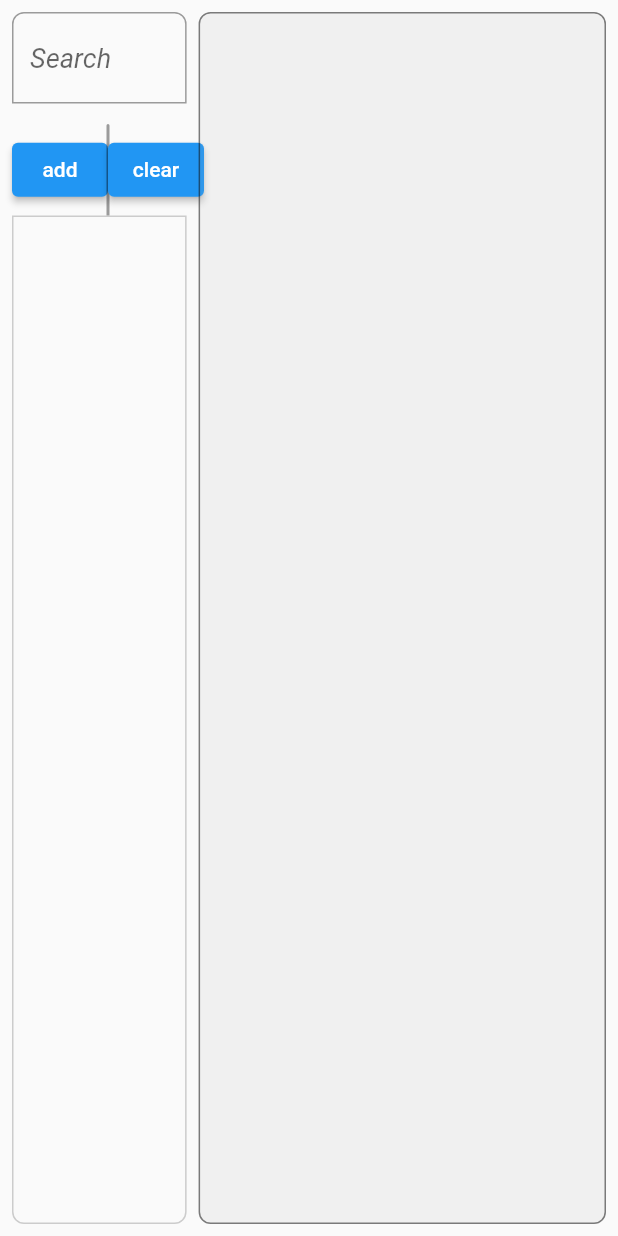
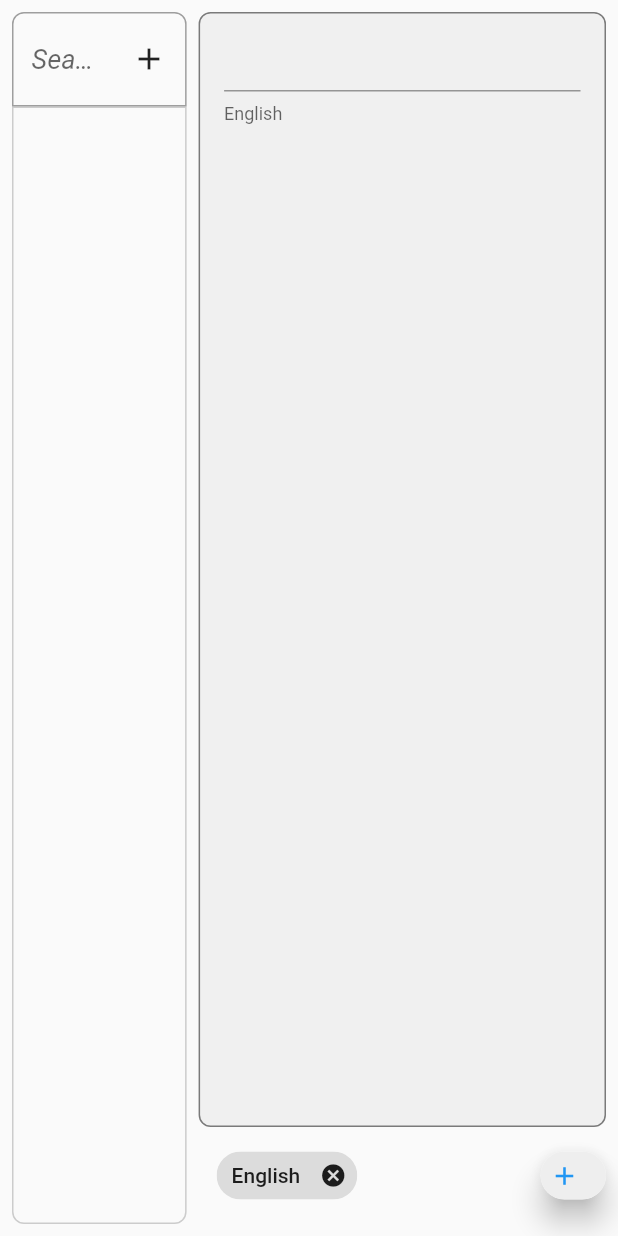
Before and after one commit to patana93/i18nHub, a Flutter app: the screen it shows after launch, on a phone screen of 412 x 824 dp. Run offline on Flutter 3.47's test engine with Material 2 defaults, Android fonts, the phone set to English and light mode, and no system bars; our stand-ins replace flutter_riverpod, riverpod_annotation; generated files the repository leaves out were written again.

Commit message:
- Select Language feat added - Const file with list of language added - Left panel focus added (now search is highlighted when focused) - Key on the list is highlighted when mouse hover or user click an item - Right panel added

```diff
--- a/lib/pages/homepage.dart
+++ b/lib/pages/homepage.dart
@@ -1,5 +1,11 @@
+// ignore_for_file: prefer_const_literals_to_create_immutables
+
 import 'package:flutter/material.dart';
+import 'package:i18n_app/widgets/language_selected_list.dart';
 import 'package:i18n_app/widgets/left_panel.dart';
+import 'package:i18n_app/widgets/right_panel.dart';
+
+import '../widgets/add_language_chip.dart';
 
 class Homepage extends StatefulWidget {
   const Homepage({super.key});
@@ -15,6 +21,7 @@ class _HomepageState extends State<Homepage> {
       body: Padding(
         padding: const EdgeInsets.all(8.0),
         child: Row(
+          crossAxisAlignment: CrossAxisAlignment.stretch,
           mainAxisAlignment: MainAxisAlignment.center,
           children: [
             const Expanded(flex: 3, child: LeftPanel()),
@@ -23,17 +30,24 @@ class _HomepageState extends State<Homepage> {
             ),
             Expanded(
                 flex: 7,
-                child: Container(
-                  decoration: BoxDecoration(
-                      color: Colors.grey.withAlpha(28),
-                      borderRadius: const BorderRadius.all(
-                        Radius.circular(8),
-                      ),
-                      border: Border.all(
-                          width: 1,
-                          style: BorderStyle.solid,
-                          color: Colors.black.withAlpha(125))),
-                )),
+                child: Column(
+                  children: [
+                    const Expanded(flex: 92, child: RightPanel()),
+                    Expanded(
+                        flex: 8,
+                        child: Row(
+                          mainAxisAlignment: MainAxisAlignment.spaceBetween,
+                          children: [
+                            const SizedBox(
+                              width: 10,
+                            ),
+                            const Expanded(
+                                flex: 75, child: LanguageSelectedList()),
+                            const Expanded(flex: 15, child: AddLanguageChip()),
+                          ],
+                        )),
+                  ],
+                ))
           ],
         ),
       ),
--- /dev/null
+++ b/lib/utils/const.dart
@@ -0,0 +1,8 @@
+class Const {
+  static final Set<String> language = {
+    "English",
+    "Italian",
+    "Spanish",
+    "French",
+  };
+}
--- /dev/null
+++ b/lib/widgets/language_chip.dart
@@ -0,0 +1,27 @@
+import 'package:flutter/material.dart';
+import 'package:flutter_riverpod/flutter_riverpod.dart';
+
+import '../models/language_selected.dart';
+import '../utils/const.dart';
+
+class LanguageChip extends ConsumerWidget {
+  final String title;
+  const LanguageChip({super.key, required this.title});
+
+  @override
+  Widget build(BuildContext context, WidgetRef ref) {
+    return InputChip(
+      padding: const EdgeInsets.all(2.0),
+      label: Text(
+        title,
+      ),
+      selected: false,
+      selectedColor: Colors.blue.shade600,
+      onSelected: null,
+      onDeleted: () {
+        ref.read(languageSelectedNotifierProvider.notifier).removeLanguage(
+            Const.language.firstWhere((element) => element == title));
+      },
+    );
+  }
+}
--- /dev/null
+++ b/lib/widgets/language_selected_list.dart
@@ -0,0 +1,30 @@
+import 'package:flutter/material.dart';
+import 'package:flutter_riverpod/flutter_riverpod.dart';
+import 'package:i18n_app/models/language_selected.dart';
+import 'package:i18n_app/widgets/language_chip.dart';
+
+class LanguageSelectedList extends ConsumerWidget {
+  const LanguageSelectedList({super.key});
+
+  @override
+  Widget build(BuildContext context, WidgetRef ref) {
+    final languageScrollController = ScrollController();
+    return Scrollbar(
+      controller: languageScrollController,
+      child: ListView.builder(
+        controller: languageScrollController,
+        scrollDirection: Axis.horizontal,
+        itemCount: ref.watch(languageSelectedNotifierProvider).length,
+        itemBuilder: (context, index) {
+          return Padding(
+            padding: const EdgeInsets.symmetric(horizontal: 2.0),
+            child: LanguageChip(
+                title: ref
+                    .read(languageSelectedNotifierProvider)
+                    .elementAt(index)),
+          );
+        },
+      ),
+    );
+  }
+}
--- a/lib/widgets/left_panel.dart
+++ b/lib/widgets/left_panel.dart
@@ -1,23 +1,50 @@
 import 'package:flutter/material.dart';
 import 'package:flutter_riverpod/flutter_riverpod.dart';
+import 'package:i18n_app/widgets/add_key_dialog.dart';
 
 import '../models/word_item.dart';
 
 final TextEditingController _textEditingController = TextEditingController();
-final TextEditingController _textEditingController2 = TextEditingController();
+
+final FocusNode _focus = FocusNode();
 final ScrollController _scrollController = ScrollController();
+Color _highlightContainerColor = Colors.grey;
 
 class LeftPanel extends ConsumerWidget {
   const LeftPanel({super.key});
 
+  void _onFocusChange(StateSetter containerState) {
+    containerState(
+      () {
+        if (_focus.hasFocus) {
+          _highlightContainerColor = Colors.blue;
+        } else {
+          _highlightContainerColor = Colors.grey;
+        }
+      },
+    );
+  }
+
   @override
   Widget build(BuildContext context, WidgetRef ref) {
     final list = ref.watch(wordItemFilteredNotifierProvider);
+
     return Column(
       children: [
-        Expanded(
+        StatefulBuilder(builder: (context, containerState) {
+          _focus.addListener(() => _onFocusChange(containerState));
+          return Container(
+            decoration: BoxDecoration(
+              borderRadius: const BorderRadius.only(
+                  topLeft: Radius.circular(8), topRight: Radius.circular(8)),
+              border: Border.all(color: _highlightContainerColor),
+            ),
+            child: Row(
+              children: [
+                Flexible(
                   flex: 10,
                   child: TextField(
+                    focusNode: _focus,
                     controller: _textEditingController,
                     decoration: const InputDecoration(
                       hintText: 'Search',
@@ -26,10 +53,9 @@ class LeftPanel extends ConsumerWidget {
                         fontStyle: FontStyle.italic,
                       ),
                       border: OutlineInputBorder(
-                    borderRadius: BorderRadius.only(
-                  topRight: Radius.circular(8),
-                  topLeft: Radius.circular(8),
-                ))),
+                          borderSide: BorderSide.none,
+                          borderRadius: BorderRadius.zero),
+                    ),
                     onChanged: (value) {
                       ref
                           .read(wordItemFilteredNotifierProvider.notifier)
@@ -37,51 +63,25 @@ class LeftPanel extends ConsumerWidget {
                     },
                   ),
                 ),
-        Row(
-          mainAxisAlignment: MainAxisAlignment.center,
-          children: [
-            ElevatedButton(
+                IconButton(
+                    icon: const Icon(Icons.add),
                     onPressed: () async {
-                  ref.read(wordItemNotifierProvider.notifier).addWord(WordItem(
-                      key: _textEditingController2.text,
-                      translations: const {}));
-
-                  await Scrollable.ensureVisible(context);
-
-                  _scrollController.animateTo(
-                    _scrollController.position.maxScrollExtent + 50,
-                    duration: const Duration(milliseconds: 300),
-                    curve: Curves.easeOut,
+                      showDialog(
+                        context: context,
+                        builder: (context) {
+                          return AddKeyDialog(
+                            scrollController: _scrollController,
                           );
                         },
-                child: const Text("add")),
-            Flexible(
-              child: TextField(
-                controller: _textEditingController2,
-                decoration: const InputDecoration(
-                    hintText: 'Add',
-                    hintStyle: TextStyle(
-                      fontSize: 18,
-                      fontStyle: FontStyle.italic,
-                    ),
-                    border: OutlineInputBorder(
-                        borderRadius: BorderRadius.only(
-                      topRight: Radius.circular(8),
-                      topLeft: Radius.circular(8),
-                    ))),
-              ),
-            ),
-            ElevatedButton(
-                onPressed: () {
-                  ref.read(wordItemNotifierProvider.notifier).clearAll();
-                },
-                child: const Text("clear")),
+                      );
+                    }),
               ],
             ),
+          );
+        }),
         Expanded(
           flex: 90,
           child: Container(
-            padding: const EdgeInsets.only(top: 4),
             decoration: BoxDecoration(
                 borderRadius: const BorderRadius.only(
                   bottomLeft: Radius.circular(8),
@@ -93,30 +93,68 @@ class LeftPanel extends ConsumerWidget {
                   color: Colors.grey.withAlpha(128),
                 )),
             child: ListView.separated(
-              separatorBuilder: (context, index) => const Divider(),
+              separatorBuilder: (context, index) => const Divider(height: 0),
               controller: _scrollController,
               itemCount: list.length,
               itemBuilder: (context, index) {
-                return GestureDetector(
-                  onSecondaryTap: () {
-                    ref
-                        .read(wordItemNotifierProvider.notifier)
-                        .removeWord(list[index].key);
-                  },
-                  child: ListTile(
+                return ListTile(
+                  selected: (ref.watch(wordItemSelectedNotifierProvider)?.key ??
+                          "") ==
+                      list[index].key,
+                  selectedTileColor: Colors.green,
+                  hoverColor: Colors.pink,
+                  tileColor: Colors.blue,
+                  selectedColor: Colors.amber,
+                  onTap: () => ref
+                      .read(wordItemSelectedNotifierProvider.notifier)
+                      .selectWordItem(list[index].key),
                   trailing: PopupMenuButton(
                     splashRadius: 24,
                     icon: const Icon(Icons.more_vert),
                     itemBuilder: (context) {
                       return [
-                          const PopupMenuItem(
-                            child: Text("asd"),
+                        PopupMenuItem(
+                          child: const Text("Remove"),
+                          onTap: () => ref
+                              .read(wordItemNotifierProvider.notifier)
+                              .removeWord(list[index].key),
+                        ),
+                        PopupMenuItem(
+                          child: const Text("Rename"),
+                          onTap: () async {
+                            await Future.delayed(
+                                const Duration(milliseconds: 200));
+                            await showDialog(
+                              context: context,
+                              builder: (context) {
+                                return AddKeyDialog(
+                                  scrollController: _scrollController,
+                                  keyEdit: list[index].key,
+                                );
+                              },
+                            );
+                          },
+                        ),
+                        PopupMenuItem(
+                          child: const Text("Duplicate"),
+                          onTap: () {
+                            String duplicate = list[index].key;
+                            while (ref
+                                .read(wordItemNotifierProvider.notifier)
+                                .checkKeyAlreadyExist(duplicate)) {
+                              duplicate += "_copy";
+                            }
+
+                            ref.read(wordItemNotifierProvider.notifier).addWord(
+                                  WordItem(
+                                      key: duplicate, translations: const {}),
+                                );
+                          },
                         )
                       ];
                     },
                   ),
                   title: Text(list[index].key),
-                  ),
                 );
               },
             ),
--- /dev/null
+++ b/lib/widgets/right_panel.dart
@@ -0,0 +1,40 @@
+import 'package:flutter/material.dart';
+import 'package:flutter_riverpod/flutter_riverpod.dart';
+import 'package:i18n_app/models/language_selected.dart';
+import 'package:i18n_app/models/word_item.dart';
+
+class RightPanel extends ConsumerWidget {
+  const RightPanel({super.key});
+
+  @override
+  Widget build(BuildContext context, WidgetRef ref) {
+    final textController = TextEditingController();
+    final selectedWordItem = ref.watch(wordItemSelectedNotifierProvider);
+    final selectedLanguages = ref.watch(languageSelectedNotifierProvider);
+
+    return Container(
+      decoration: BoxDecoration(
+        color: Colors.grey.withAlpha(28),
+        borderRadius: const BorderRadius.all(
+          Radius.circular(8),
+        ),
+        border: Border.all(
+          width: 1,
+          style: BorderStyle.solid,
+          color: Colors.black.withAlpha(125),
+        ),
+      ),
+      child: ListView.builder(
+        itemCount: selectedLanguages.length,
+        itemBuilder: (context, index) {
+          return ListTile(
+              title: TextField(
+            decoration:
+                InputDecoration(helperText: selectedLanguages.elementAt(index)),
+            controller: textController,
+          ));
+        },
+      ),
+    );
+  }
+}
```
Also changed, not shown: lib/models/language_selected.dart (added, +23 -0 lines), lib/models/word_item.dart (+23 -1 lines), lib/widgets/add_key_dialog.dart (added, +86 -0 lines), lib/widgets/add_language_chip.dart (added, +90 -0 lines), lib/models/language_selected.g.dart (added), lib/models/word_item.g.dart, pubspec.lock. Lines whose indentation alone changed are shown as unchanged.
